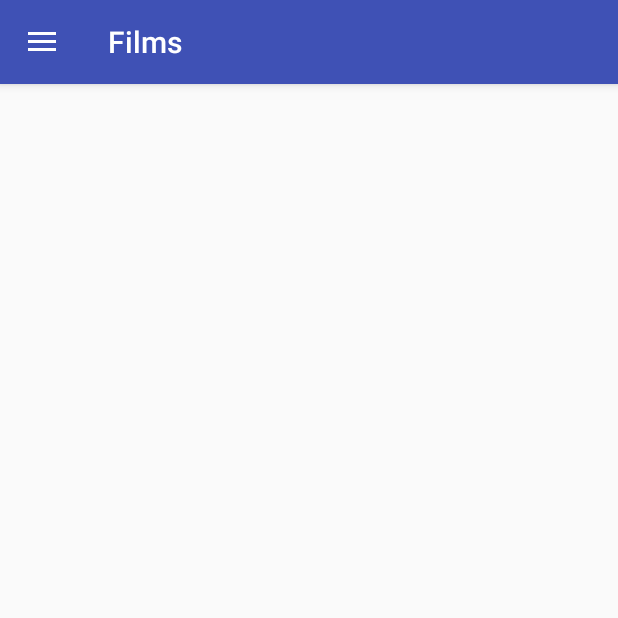
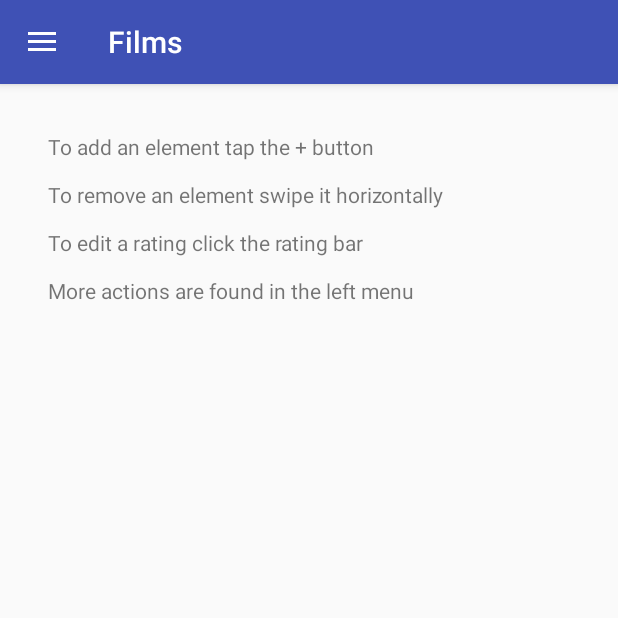
Before and after one commit to twinone/upc, an Android app: the fragment HelpFragment placed in its activity, on a phone screen of 412 x 824 dp, the top half of it. Run offline under Robolectric (Android 15) with nearby library versions, the phone set to English and light mode, and no system bars; 1 statement that could not run was skipped.

Commit message:
Add Help and About fragment, make ratings work, sort by title as asked in statement

```diff
--- a/fib-idi-android/MyFilmDatabase/app/src/main/java/com/example/pr_idi/mydatabaseexample/ui/fragments/FilmListFragment.java
+++ b/fib-idi-android/MyFilmDatabase/app/src/main/java/com/example/pr_idi/mydatabaseexample/ui/fragments/FilmListFragment.java
@@ -286,7 +286,7 @@ public class FilmListFragment extends Fragment implements View.OnClickListener,
         Collections.sort(mFilteredFilms, new Comparator<Film>() {
             @Override
             public int compare(Film a, Film b) {
-                return (int) (a.getTitle().compareTo(b.getTitle()));
+                return (int) (a.getTitle().compareToIgnoreCase(b.getTitle()));
             }
         });
 
--- a/fib-idi-android/MyFilmDatabase/app/src/main/java/com/example/pr_idi/mydatabaseexample/ui/fragments/HelpFragment.java
+++ b/fib-idi-android/MyFilmDatabase/app/src/main/java/com/example/pr_idi/mydatabaseexample/ui/fragments/HelpFragment.java
@@ -1,10 +1,25 @@
 package com.example.pr_idi.mydatabaseexample.ui.fragments;
 
 import android.app.DialogFragment;
+import android.os.Bundle;
+import android.support.annotation.Nullable;
+import android.view.LayoutInflater;
+import android.view.View;
+import android.view.ViewGroup;
+import android.widget.TextView;
+
+import com.example.pr_idi.mydatabaseexample.R;
 
 /**
  * @author Luuk W. (Twinone).
  */
 public class HelpFragment extends DialogFragment {
-
+    @Nullable
+    @Override
+    public View onCreateView(LayoutInflater inflater, ViewGroup container, Bundle savedInstanceState) {
+        View v = inflater.inflate(R.layout.fragment_text, null);
+        ((TextView)v.findViewById(android.R.id.text1)).setText(R.string.dialog_help);
+        getDialog().setTitle(R.string.about);
+        return v;
+    }
 }
--- /dev/null
+++ b/fib-idi-android/MyFilmDatabase/app/src/main/res/layout/fragment_text.xml
@@ -0,0 +1,16 @@
+<?xml version="1.0" encoding="utf-8"?>
+<LinearLayout xmlns:android="http://schemas.android.com/apk/res/android"
+    android:layout_width="match_parent"
+    android:layout_height="match_parent"
+    android:minHeight="300dp"
+    android:minWidth="300dp"
+    style="@style/AlertDialog.AppCompat"
+    android:orientation="vertical"
+    android:padding="32dp">
+
+    <TextView
+        android:id="@android:id/text1"
+        android:layout_width="match_parent"
+        android:layout_height="match_parent" />
+
+</LinearLayout>
--- a/fib-idi-android/MyFilmDatabase/app/src/main/res/layout/new_film_dialog.xml
+++ b/fib-idi-android/MyFilmDatabase/app/src/main/res/layout/new_film_dialog.xml
@@ -36,7 +36,6 @@
         android:layout_height="wrap_content"
         android:hint="@string/newfilm_protagonist" />
 
-
     <RatingBar
         android:layout_width="230dp"
         android:layout_height="40dp"
@@ -46,7 +45,6 @@
         android:scaleX="0.5"
         android:scaleY="0.5"
         android:transformPivotX="0dp"
-        android:transformPivotY="20dp"
-        android:layout_alignParentEnd="true" />
+        android:transformPivotY="20dp"/>
 
 </LinearLayout>
--- a/fib-idi-android/MyFilmDatabase/app/src/main/res/values/strings.xml
+++ b/fib-idi-android/MyFilmDatabase/app/src/main/res/values/strings.xml
@@ -21,4 +21,6 @@
     <string name="film_list">Film List</string>
     <string name="help">Help</string>
     <string name="about">About</string>
+    <string name="dialog_help">To add an element tap the + button\n\nTo remove an element swipe it horizontally\n\nTo edit a rating click the rating bar\n\nMore actions are found in the left menu</string>
+    <string name="dialog_about">MyFilmDatabase\n\nBy Luuk Willemsen and David Williams</string>
 </resources>
--- a/fib-idi-android/MyFilmDatabase/app/src/main/res/values/styles.xml
+++ b/fib-idi-android/MyFilmDatabase/app/src/main/res/values/styles.xml
@@ -6,6 +6,8 @@
         <item name="colorPrimary">@color/colorPrimary</item>
         <item name="colorPrimaryDark">@color/colorPrimaryDark</item>
         <item name="colorAccent">@color/colorAccent</item>
+        <item name="android:dialogTheme">@style/CustomDialog</item>
+
     </style>
 
     <style name="AppTheme.NoActionBar">
@@ -17,4 +19,8 @@
 
     <style name="AppTheme.PopupOverlay" parent="ThemeOverlay.AppCompat.Light" />
 
+
+    <style name="CustomDialog" parent="@style/Theme.AppCompat.Light.Dialog">
+        <item name="android:windowNoTitle">false</item>
+    </style>
 </resources>
```
Also changed, not shown: fib-idi-android/MyFilmDatabase/app/src/main/java/com/example/pr_idi/mydatabaseexample/ui/MainActivity.java (+5 -4 lines), fib-idi-android/MyFilmDatabase/app/src/main/java/com/example/pr_idi/mydatabaseexample/ui/fragments/AboutDialog.java (+14 -1 lines), fib-idi-android/MyFilmDatabase/app/src/main/java/com/example/pr_idi/mydatabaseexample/ui/fragments/AddFilmFragment.java (+4 -4 lines), fib-idi-android/MyFilmDatabase/app/src/main/java/com/example/pr_idi/mydatabaseexample/ui/fragments/SettingsFragment.java (deleted, +0 -23 lines).
